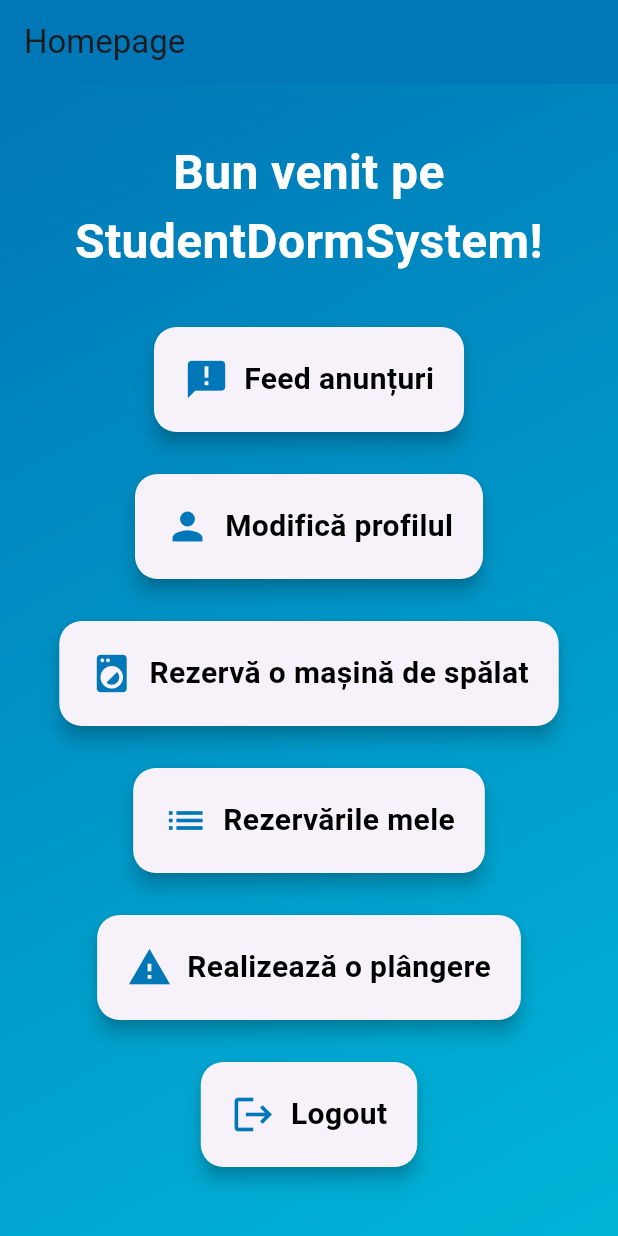
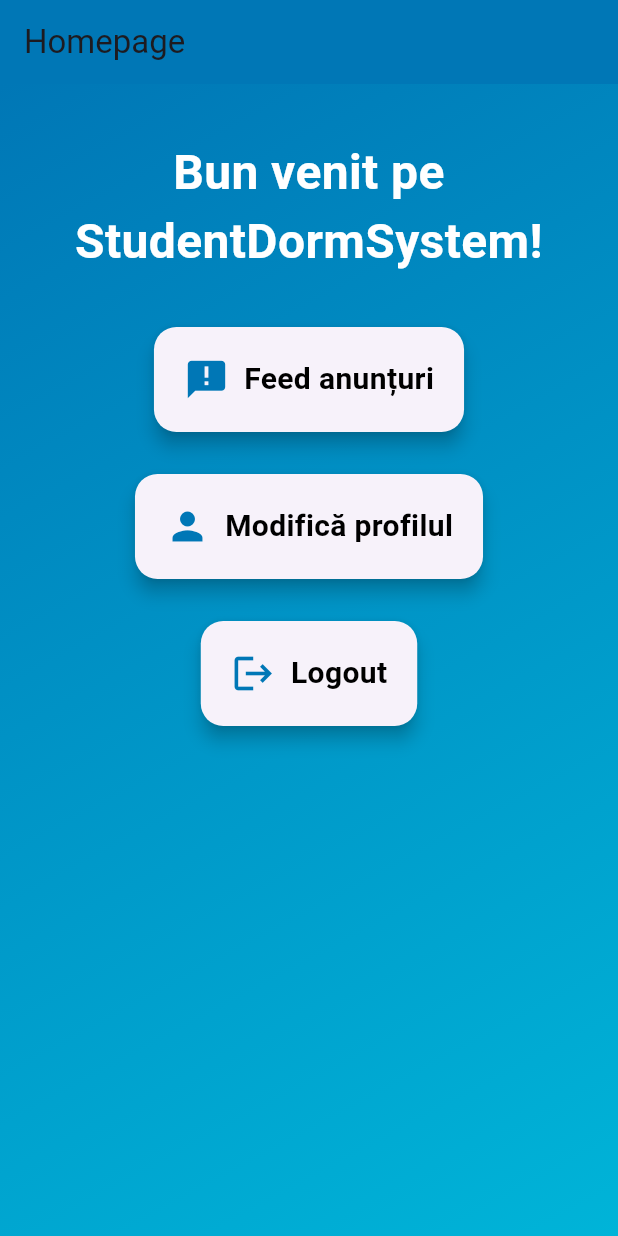
Before and after one commit to adelin232/StudentDormFrontend, a Flutter app: the HomePage screen opened directly, on a phone screen of 412 x 824 dp. Run offline on Flutter 3.47's test engine with Material 3 defaults, Android fonts, the phone set to English and light mode, and no system bars; our stand-ins replace firebase_auth, firebase_core; accounts and stored records are empty; network calls fail.

Commit message:
Do some final changes

```diff
--- a/student_dorm_frontend/lib/home_page.dart
+++ b/student_dorm_frontend/lib/home_page.dart
@@ -113,22 +113,22 @@ class _HomePageState extends State<HomePage> {
                       text: 'Modifică profilul',
                       onTap: () => _navigateTo('/profile'),
                     ),
-                    if (!_isAdmin) const SizedBox(height: 20),
-                    if (!_isAdmin)
+                    if (_isAdmin) const SizedBox(height: 20),
+                    if (_isAdmin)
                       buildCard(
                         icon: Icons.local_laundry_service,
                         text: 'Rezervă o mașină de spălat',
                         onTap: () => _navigateTo('/booking'),
                       ),
-                    if (!_isAdmin) const SizedBox(height: 20),
-                    if (!_isAdmin)
+                    if (_isAdmin) const SizedBox(height: 20),
+                    if (_isAdmin)
                       buildCard(
                         icon: Icons.list,
                         text: 'Rezervările mele',
                         onTap: () => _navigateTo('/mybookings'),
                       ),
-                    if (!_isAdmin) const SizedBox(height: 20),
-                    if (!_isAdmin)
+                    if (_isAdmin) const SizedBox(height: 20),
+                    if (_isAdmin)
                       buildCard(
                         icon: Icons.report_problem,
                         text: 'Realizează o plângere',
--- a/student_dorm_frontend/lib/signup_page.dart
+++ b/student_dorm_frontend/lib/signup_page.dart
@@ -100,6 +100,7 @@ class _SignUpPageState extends State<SignUpPage> {
       backgroundColor: const Color(0xFFFFFFFF),
       appBar: AppBar(
         automaticallyImplyLeading: false,
+        backgroundColor: const Color(0xFF0077B6),
         title: const Text('Înregistrare'),
       ),
       body: Center(
```
